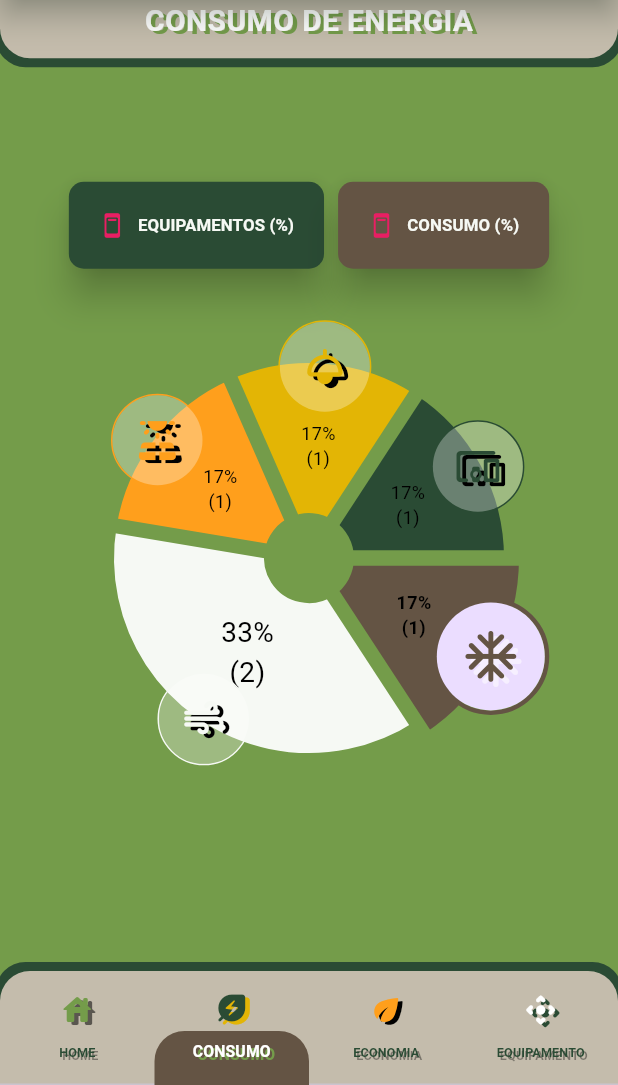
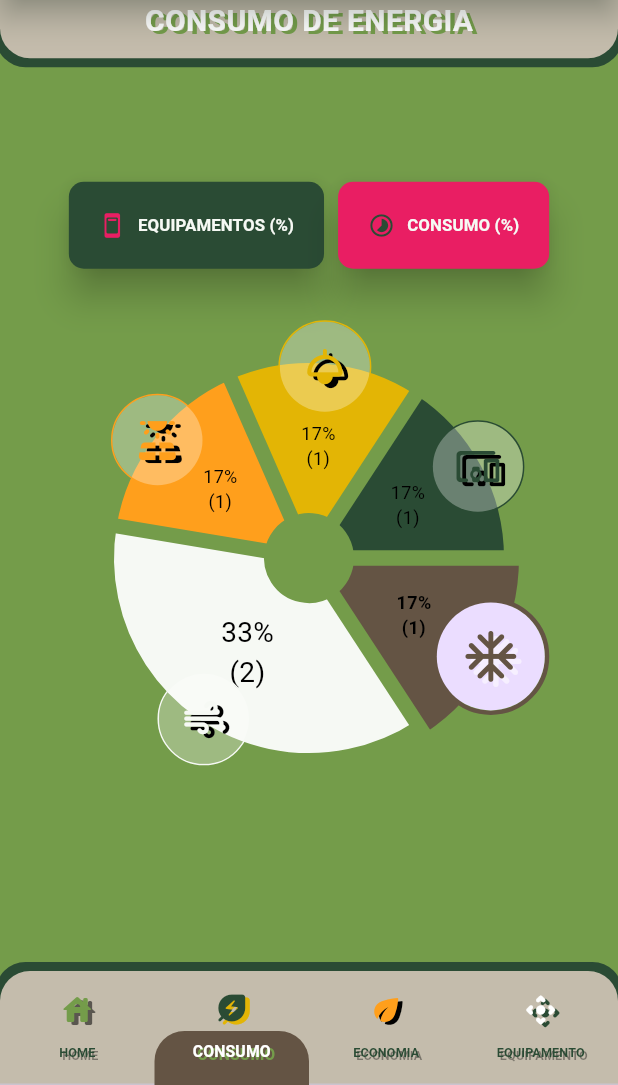
Before and after one commit to JoaoVictorRR-GitHub/EcoHome, a Flutter app: the screen it shows after launch, item 2 of the bottom bar chosen, on a phone screen of 412 x 824 dp, the part 151-1236 px from its top. Run offline on Flutter 3.47's test engine with Material 3 defaults, Android fonts, the phone set to English and light mode, and no system bars; drawn by our look-alikes of fl_chart.

Commit message:
Style: Ajuste nos icones e na cor do botões dos gráficos.

```diff
--- a/lib/Energia/area_consumo_energia.dart
+++ b/lib/Energia/area_consumo_energia.dart
@@ -86,12 +86,12 @@ class _AreaConsumoEnergiaState extends State<AreaConsumoEnergia> {
               onPressed: () { setState(() { graficosIndex = GraficosEnergia.porcentagemConsumo; }); },
               style: ButtonStyle(
                 elevation:        const WidgetStatePropertyAll(10),
-                backgroundColor:  const WidgetStatePropertyAll(kabulTheme),
-                overlayColor:     const WidgetStatePropertyAll(fundoColor),
+                backgroundColor:  const WidgetStatePropertyAll(Colors.pink),
+                overlayColor:     const WidgetStatePropertyAll(Colors.pinkAccent),
                 padding:          const WidgetStatePropertyAll(EdgeInsets.all(20)),
                 shape:            WidgetStatePropertyAll(RoundedRectangleBorder(borderRadius: borderRadius10)),
               ),
-              icon:   const Icon(Icons.ad_units_rounded, color: Colors.pink),
+              icon:   const Icon(Icons.timelapse_rounded, color: verdeThemeI),
               label:  const Text('CONSUMO (%)', style: styleBotoesConfirmacao, textScaler: TextScaler.linear(0.8)),
             ),
           ],
```
